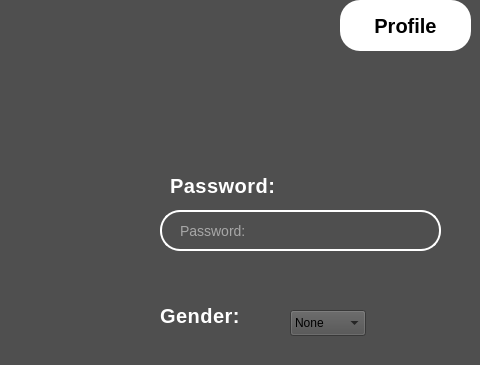
Qt form ui/home.ui (RonneyJR/python-app) before a commit; both pictures show x 600 to 1080 and y 0 to 365 of the 1080 by 720 pixel window.
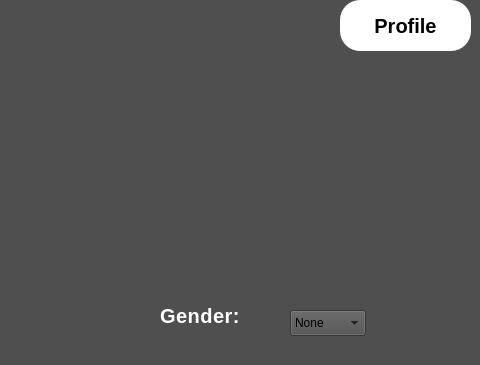
The same form after that commit. Icons and pictures are not drawn.

Diff of the .ui file:
```diff
--- a/ui/home.ui
+++ b/ui/home.ui
@@ -621,47 +621,6 @@
       <string>Email:</string>
      </property>
     </widget>
-    <widget class="QLabel" name="txt_password">
-     <property name="geometry">
-      <rect>
-       <x>630</x>
-       <y>100</y>
-       <width>131</width>
-       <height>51</height>
-      </rect>
-     </property>
-     <property name="styleSheet">
-      <string notr="true">   color: white;
-    font-size: 20px;
-    font-weight: bold;
-    letter-spacing: 0.5px;
-background-color: transparent</string>
-     </property>
-     <property name="text">
-      <string>Password:</string>
-     </property>
-    </widget>
-    <widget class="QLineEdit" name="txt_password_2">
-     <property name="geometry">
-      <rect>
-       <x>620</x>
-       <y>150</y>
-       <width>281</width>
-       <height>41</height>
-      </rect>
-     </property>
-     <property name="styleSheet">
-      <string notr="true"> border: 2px solid white;
- border-radius: 20px;
- padding: 10px 16px;
-background-color: transparent;
- color: white;
-    font-size: 14px;</string>
-     </property>
-     <property name="placeholderText">
-      <string>Password:</string>
-     </property>
-    </widget>
     <widget class="QLabel" name="label_19">
      <property name="geometry">
       <rect>
```
Left out of the diff: 4 changed lines with no effect on the pictures.
